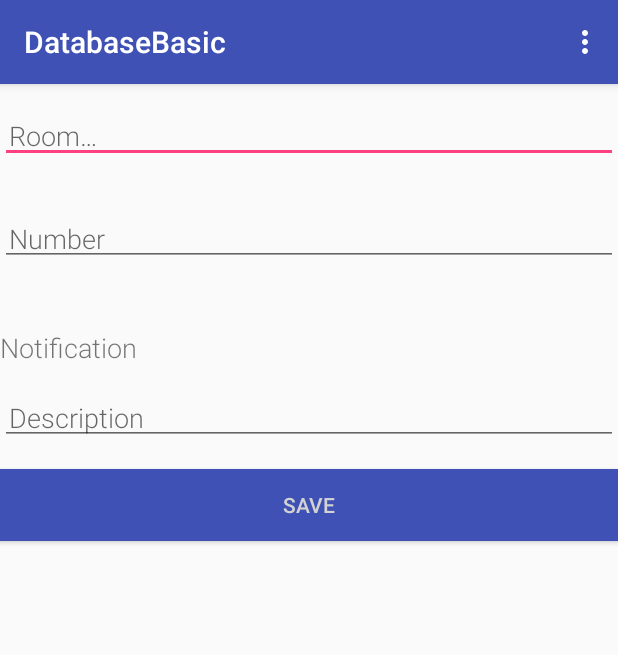
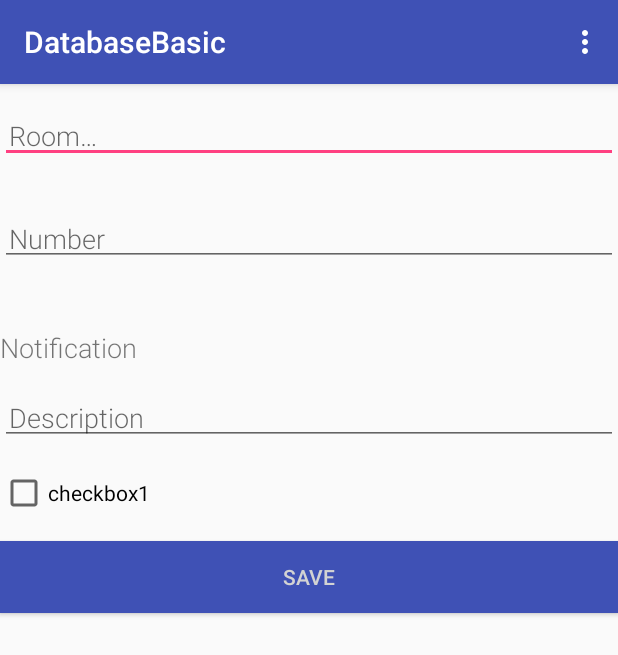
Before and after one commit to m2000gabor/NotificationManager, an Android app: the screen it shows after launch (NewRecordActivity), after a tap on an icon or button, on a phone screen of 412 x 824 dp. Shown: the top 655 px of the screen. Run offline under Robolectric (Android 15) with nearby library versions, the phone set to English and light mode, and no system bars; our stand-ins replace Room's generated code; libraries missing offline, so code that uses them is left out: android.arch.persistence.

Commit message:
Merging the noticreation to mainAct.

```diff
--- a/app/src/main/java/com/example/android/databasebasic/MainActivity.java
+++ b/app/src/main/java/com/example/android/databasebasic/MainActivity.java
@@ -2,6 +2,7 @@ package com.example.android.databasebasic;
 
 import android.app.NotificationChannel;
 import android.app.NotificationManager;
+import android.app.PendingIntent;
 import android.arch.lifecycle.Observer;
 import android.arch.lifecycle.ViewModelProviders;
 import android.content.Intent;
@@ -9,14 +10,17 @@ import android.os.Build;
 import android.os.Bundle;
 import android.support.annotation.Nullable;
 import android.support.design.widget.FloatingActionButton;
+import android.support.v4.app.NotificationCompat;
+import android.support.v4.app.NotificationManagerCompat;
 import android.support.v7.app.AppCompatActivity;
 import android.support.v7.widget.LinearLayoutManager;
 import android.support.v7.widget.RecyclerView;
 import android.support.v7.widget.Toolbar;
-import android.view.View;
 import android.view.Menu;
 import android.view.MenuItem;
+import android.view.View;
 import android.widget.Toast;
+
 import java.util.List;
 
 public class MainActivity extends AppCompatActivity implements WordListAdapter.OnItemClicked {
@@ -30,10 +34,10 @@ public class MainActivity extends AppCompatActivity implements WordListAdapter.O
     protected void onCreate(Bundle savedInstanceState) {
         super.onCreate(savedInstanceState);
         setContentView(R.layout.activity_main);
-        Toolbar toolbar = (Toolbar) findViewById(R.id.toolbar);
+        Toolbar toolbar = findViewById(R.id.toolbar);
         setSupportActionBar(toolbar);
 
-        FloatingActionButton fab = (FloatingActionButton) findViewById(R.id.fab);
+        FloatingActionButton fab = findViewById(R.id.fab);
         fab.setOnClickListener(new View.OnClickListener() {
             @Override
             public void onClick(View view) {
@@ -60,6 +64,9 @@ public class MainActivity extends AppCompatActivity implements WordListAdapter.O
         });
         recyclerView.setAdapter(adapter);
         adapter.setOnClick(MainActivity.this); // Bind the listener
+
+        //create notichannel
+        createNotificationChannel();
     }
 
     @Override
@@ -99,9 +106,30 @@ public class MainActivity extends AppCompatActivity implements WordListAdapter.O
         // as you specify a parent activity in AndroidManifest.xml.
         int id = item.getItemId();
         //noinspection SimplifiableIfStatement
-        if (id == R.id.action_delete) {
-            mWordViewModel.deletingAll();
-            return true;
+        switch (id) {
+            case R.id.action_delete:
+                mWordViewModel.deletingAll();
+
+            case (R.id.action_make_notification):
+                // Create an explicit intent for an Activity in your app
+                Intent intent = new Intent(this, MainActivity.class);
+                intent.setFlags(Intent.FLAG_ACTIVITY_NEW_TASK | Intent.FLAG_ACTIVITY_CLEAR_TASK);
+                PendingIntent pendingIntent = PendingIntent.getActivity(this, 0, intent, 0);
+
+                NotificationCompat.Builder mBuilder = new NotificationCompat.Builder(this, "CHANNEL_ID")
+                        .setContentTitle("My notification")
+                        .setContentText("Hello World!")
+                        .setPriority(NotificationCompat.PRIORITY_DEFAULT)
+                        .setSmallIcon(R.drawable.ic_add_black_24dp)
+                        // Set the intent that will fire when the user taps the notification
+                        .setContentIntent(pendingIntent)
+                        .setAutoCancel(true);
+
+                NotificationManagerCompat notificationManager = NotificationManagerCompat.from(this);
+
+                // notificationId is a unique int for each notification that you must define
+                notificationManager.notify(33, mBuilder.build());
+
         }
 
         return super.onOptionsItemSelected(item);
@@ -142,4 +170,21 @@ public class MainActivity extends AppCompatActivity implements WordListAdapter.O
                     Toast.LENGTH_SHORT).show();
         }
     }
+
+    private void createNotificationChannel() {
+        // Create the NotificationChannel, but only on API 26+ because
+        // the NotificationChannel class is new and not in the support library
+        if (Build.VERSION.SDK_INT >= Build.VERSION_CODES.O) {
+            CharSequence name = "channel_name";
+            String description = "channel_description";
+            int importance = NotificationManager.IMPORTANCE_DEFAULT;
+            NotificationChannel channel = new NotificationChannel("CHANNEL_ID", name, importance);
+            channel.setDescription(description);
+            // Register the channel with the system; you can't change the importance
+            // or other notification behaviors after this
+            NotificationManager notificationManager = getSystemService(NotificationManager.class);
+            notificationManager.createNotificationChannel(channel);
+        }
+    }
+
 }
--- a/app/src/main/java/com/example/android/databasebasic/NewRecordActivity.java
+++ b/app/src/main/java/com/example/android/databasebasic/NewRecordActivity.java
@@ -1,22 +1,16 @@
 package com.example.android.databasebasic;
 
-import android.app.NotificationChannel;
-import android.app.NotificationManager;
-import android.app.PendingIntent;
-import android.content.Context;
+
 import android.content.Intent;
-import android.os.Build;
 import android.os.Bundle;
 import android.support.annotation.NonNull;
-import android.support.v4.app.NotificationCompat;
-import android.support.v4.app.NotificationManagerCompat;
 import android.support.v7.app.AppCompatActivity;
-import android.support.v7.widget.Toolbar;
 import android.text.TextUtils;
 import android.view.Menu;
 import android.view.MenuItem;
 import android.view.View;
 import android.widget.Button;
+import android.widget.CheckBox;
 import android.widget.EditText;
 
 public class NewRecordActivity extends AppCompatActivity {
@@ -27,6 +21,7 @@ public class NewRecordActivity extends AppCompatActivity {
     private EditText mEditNumber;
     boolean ForUpdate = false;
     Intent replyIntent = new Intent();
+    boolean checkBox1State = false;
 
     @Override
     public void onCreate(Bundle savedInstanceState) {
@@ -36,6 +31,7 @@ public class NewRecordActivity extends AppCompatActivity {
         mEditCatView = findViewById(R.id.edit_cat);
         mEditNumber = findViewById(R.id.edit_number);
         Button button = findViewById(R.id.button_save);
+        CheckBox mCheckBox1 = findViewById(R.id.chb1);
 
         ForUpdate = getIntent().getBooleanExtra("FOR_UPDATE",false);
 
@@ -69,7 +65,6 @@ public class NewRecordActivity extends AppCompatActivity {
             }
         });
 
-        createNotificationChannel();
     }
 
     @Override
@@ -99,44 +94,8 @@ public class NewRecordActivity extends AppCompatActivity {
                 // custom action here
                 setResult(RESULT_CANCELED, replyIntent);
                 finish();
-
-            case(R.id.action_make_notification):
-                // Create an explicit intent for an Activity in your app
-                Intent intent = new Intent(this, MainActivity.class);
-                intent.setFlags(Intent.FLAG_ACTIVITY_NEW_TASK | Intent.FLAG_ACTIVITY_CLEAR_TASK);
-                PendingIntent pendingIntent = PendingIntent.getActivity(this, 0, intent, 0);
-
-                NotificationCompat.Builder mBuilder = new NotificationCompat.Builder(this, "CHANNEL_ID")
-                        .setContentTitle("My notification")
-                        .setContentText("Hello World!")
-                        .setPriority(NotificationCompat.PRIORITY_DEFAULT)
-                        // Set the intent that will fire when the user taps the notification
-                        .setContentIntent(pendingIntent)
-                        .setAutoCancel(true);
-
-                NotificationManagerCompat notificationManager = NotificationManagerCompat.from(this);
-
-// notificationId is a unique int for each notification that you must define
-                notificationManager.notify(33, mBuilder.build());
-                finish();
     }
 
         return super.onOptionsItemSelected(item);
     }
-
-    private void createNotificationChannel() {
-        // Create the NotificationChannel, but only on API 26+ because
-        // the NotificationChannel class is new and not in the support library
-        if (Build.VERSION.SDK_INT >= Build.VERSION_CODES.O) {
-            CharSequence name = "channel_name";
-            String description = "channel_description";
-            int importance = NotificationManager.IMPORTANCE_DEFAULT;
-            NotificationChannel channel = new NotificationChannel("CHANNEL_ID", name, importance);
-            channel.setDescription(description);
-            // Register the channel with the system; you can't change the importance
-            // or other notification behaviors after this
-            NotificationManager notificationManager = getSystemService(NotificationManager.class);
-            notificationManager.createNotificationChannel(channel);
-        }
-    }
 }
--- a/app/src/main/res/layout/activity_new_record.xml
+++ b/app/src/main/res/layout/activity_new_record.xml
@@ -1,8 +1,8 @@
 <?xml version="1.0" encoding="utf-8"?>
 
 <LinearLayout xmlns:android="http://schemas.android.com/apk/res/android"
-    xmlns:tools="http://schemas.android.com/tools"
-    android:orientation="vertical" android:layout_width="match_parent"
+    android:orientation="vertical"
+    android:layout_width="match_parent"
     android:layout_height="match_parent">
 
     <EditText
@@ -52,6 +52,14 @@
         android:layout_marginTop="@dimen/big_padding"
         android:textSize="18sp" />
 
+    <CheckBox
+        android:layout_width="match_parent"
+        android:layout_height="wrap_content"
+        android:layout_marginBottom="@dimen/big_padding"
+        android:text="checkbox1"
+        android:id="@+id/chb1"
+        />
+
     <Button
         android:id="@+id/button_save"
         android:layout_width="match_parent"
--- a/app/src/main/res/menu/menu_main.xml
+++ b/app/src/main/res/menu/menu_main.xml
@@ -8,5 +8,10 @@
         android:title="@string/action_deleteAll"
         app:showAsAction="never" />
 
+    <item
+        android:id="@+id/action_make_notification"
+        android:orderInCategory="100"
+        android:title="@string/notification_title"
+        app:showAsAction="never" />
 
 </menu>
--- a/app/src/main/res/menu/menu_new_record_activity.xml
+++ b/app/src/main/res/menu/menu_new_record_activity.xml
@@ -14,9 +14,4 @@
         android:title="@string/action_delete"
         app:showAsAction="never" />
 
-    <item
-        android:id="@+id/action_make_notification"
-        android:orderInCategory="100"
-        android:title="@string/notification_title"
-        app:showAsAction="never" />
 </menu>
--- a/build.gradle
+++ b/build.gradle
@@ -7,7 +7,7 @@ buildscript {
         jcenter()
     }
     dependencies {
-        classpath 'com.android.tools.build:gradle:3.2.0'
+        classpath 'com.android.tools.build:gradle:3.2.1'
 
 
         // NOTE: Do not place your application dependencies here; they belong
```
